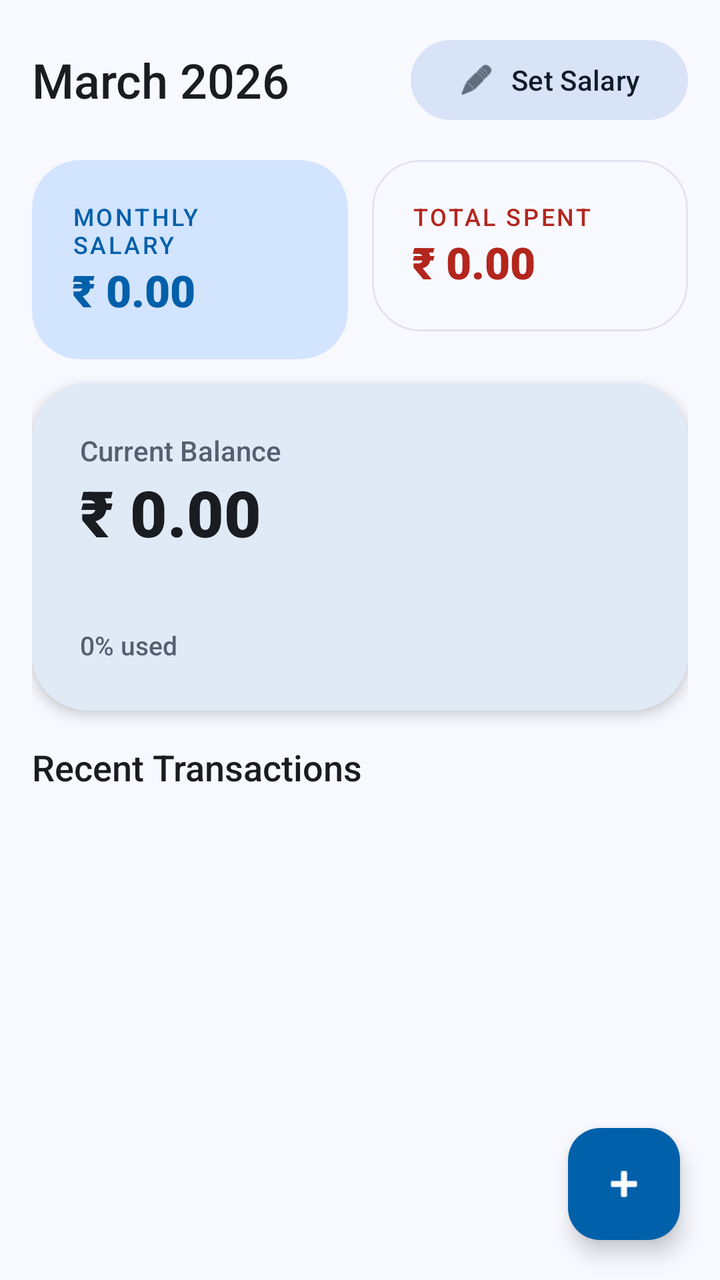
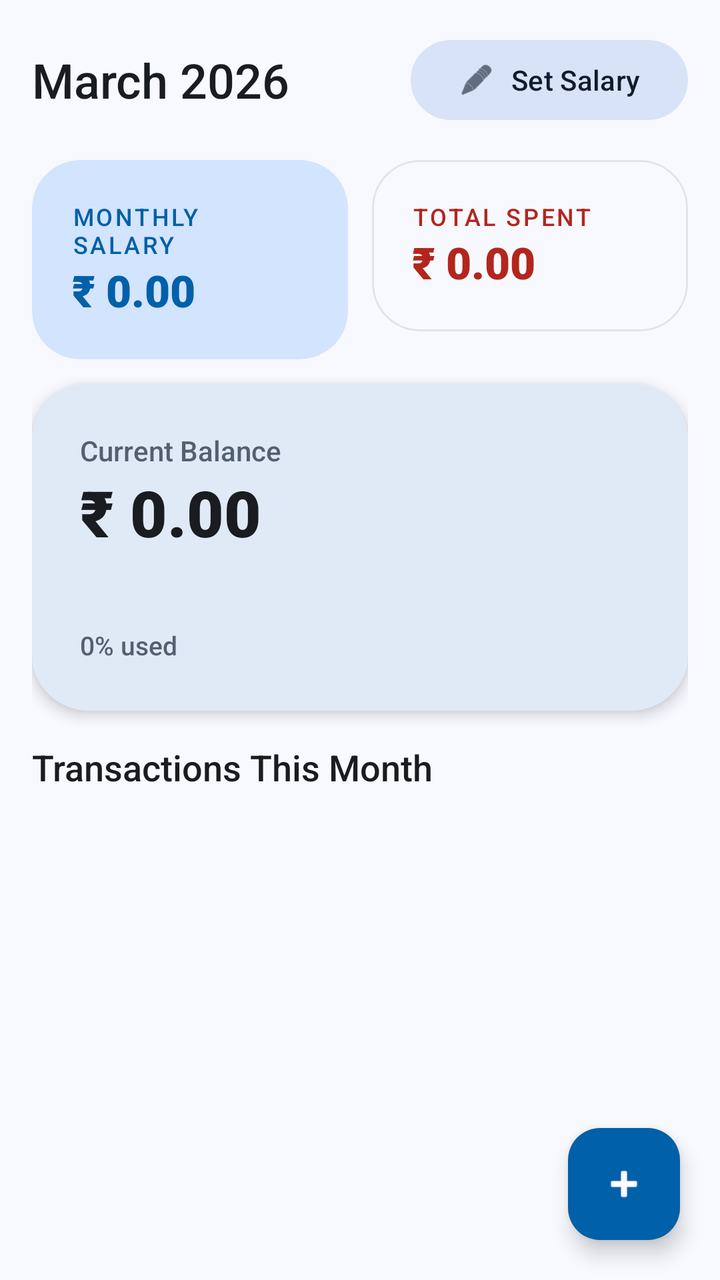

The first picture is an Android layout as it rendered before a commit; the second is the same layout after the commit. The layout source and the unified diff follow.
<!-- AndroidManifest.xml: application theme Theme.ExpenseManager -->
<!-- res/layout/fragment_dashboard.xml -->
<androidx.coordinatorlayout.widget.CoordinatorLayout xmlns:android="http://schemas.android.com/apk/res/android"
    xmlns:app="http://schemas.android.com/apk/res-auto"
    android:layout_width="match_parent"
    android:layout_height="match_parent"
    android:background="@color/colorBackground"
    android:fitsSystemWindows="true">

    <ScrollView
        android:layout_width="match_parent"
        android:layout_height="match_parent">

        <LinearLayout
            android:layout_width="match_parent"
            android:layout_height="wrap_content"
            android:orientation="vertical"
            android:padding="16dp">

            
            <LinearLayout
                android:layout_width="match_parent"
                android:layout_height="wrap_content"
                android:gravity="center_vertical"
                android:orientation="horizontal"
                android:layout_marginBottom="16dp">

                <TextView
                    android:id="@+id/tv_month_year"
                    android:layout_width="0dp"
                    android:layout_height="wrap_content"
                    android:layout_weight="1"
                    android:textSize="24sp"
                    android:fontFamily="sans-serif-medium"
                    android:textColor="@color/colorOnBackground"
                    android:text="March 2026" />

                <Button
                    android:id="@+id/btn_set_salary"
                    style="@style/Widget.Material3.Button.TonalButton"
                    android:layout_width="wrap_content"
                    android:layout_height="wrap_content"
                    android:text="Set Salary"
                    app:icon="@android:drawable/ic_menu_edit" />
            </LinearLayout>

            
            <LinearLayout
                android:layout_width="match_parent"
                android:layout_height="wrap_content"
                android:orientation="horizontal"
                android:weightSum="2"
                android:layout_marginBottom="12dp">

                <com.google.android.material.card.MaterialCardView
                    android:layout_width="0dp"
                    android:layout_height="wrap_content"
                    android:layout_weight="1"
                    android:layout_marginEnd="6dp"
                    app:cardElevation="0dp"
                    app:strokeWidth="0dp"
                    app:cardCornerRadius="24dp"
                    app:cardBackgroundColor="@color/colorPrimaryContainer">

                    <LinearLayout
                        android:layout_width="match_parent"
                        android:layout_height="wrap_content"
                        android:orientation="vertical"
                        android:padding="20dp">

                        <TextView
                            android:layout_width="wrap_content"
                            android:layout_height="wrap_content"
                            android:text="Monthly Salary"
                            android:textSize="12sp"
                            android:textAllCaps="true"
                            android:letterSpacing="0.1"
                            android:fontFamily="sans-serif-medium"
                            android:textColor="@color/colorPrimary" />

                        <TextView
                            android:id="@+id/tv_salary_amount"
                            android:layout_width="wrap_content"
                            android:layout_height="wrap_content"
                            android:text="₹ 0.00"
                            android:textSize="22sp"
                            android:fontFamily="sans-serif-black"
                            android:textColor="@color/colorPrimary" />
                    </LinearLayout>
                </com.google.android.material.card.MaterialCardView>

                <com.google.android.material.card.MaterialCardView
                    android:layout_width="0dp"
                    android:layout_height="wrap_content"
                    android:layout_weight="1"
                    android:layout_marginStart="6dp"
                    app:cardElevation="0dp"
                    app:strokeWidth="1dp"
                    app:strokeColor="@color/colorSurfaceVariant"
                    app:cardCornerRadius="24dp"
                    app:cardBackgroundColor="@color/colorSurface">

                    <LinearLayout
                        android:layout_width="match_parent"
                        android:layout_height="wrap_content"
                        android:orientation="vertical"
                        android:padding="20dp">

                        <TextView
                            android:layout_width="wrap_content"
                            android:layout_height="wrap_content"
                            android:text="Total Spent"
                            android:textSize="12sp"
                            android:textAllCaps="true"
                            android:letterSpacing="0.1"
                            android:fontFamily="sans-serif-medium"
                            android:textColor="@color/colorExpense" />

                        <TextView
                            android:id="@+id/tv_spent_amount"
                            android:layout_width="wrap_content"
                            android:layout_height="wrap_content"
                            android:text="₹ 0.00"
                            android:textSize="22sp"
                            android:fontFamily="sans-serif-black"
                            android:textColor="@color/colorExpense" />
                    </LinearLayout>
                </com.google.android.material.card.MaterialCardView>
            </LinearLayout>

            
            <com.google.android.material.card.MaterialCardView
                android:layout_width="match_parent"
                android:layout_height="wrap_content"
                android:layout_marginBottom="16dp"
                app:cardElevation="4dp"
                app:strokeWidth="0dp"
                app:cardCornerRadius="28dp"
                app:cardBackgroundColor="@color/colorSurface">

                <LinearLayout
                    android:layout_width="match_parent"
                    android:layout_height="wrap_content"
                    android:orientation="vertical"
                    android:padding="24dp">

                    <TextView
                        android:layout_width="wrap_content"
                        android:layout_height="wrap_content"
                        android:text="Current Balance"
                        android:textSize="14sp"
                        android:fontFamily="sans-serif-medium"
                        android:textColor="@color/colorSecondary" />

                    <TextView
                        android:id="@+id/tv_balance_amount"
                        android:layout_width="wrap_content"
                        android:layout_height="wrap_content"
                        android:text="₹ 0.00"
                        android:textSize="32sp"
                        android:fontFamily="sans-serif-black"
                        android:textColor="@color/colorOnSurface" />

                    <ProgressBar
                        android:id="@+id/progress_budget"
                        style="?android:attr/progressBarStyleHorizontal"
                        android:layout_width="match_parent"
                        android:layout_height="12dp"
                        android:layout_marginTop="16dp"
                        android:max="100"
                        android:progress="0"
                        android:progressTint="@color/colorPrimary"
                        android:progressBackgroundTint="@color/colorSurfaceVariant" />

                    <TextView
                        android:id="@+id/tv_budget_percent"
                        android:layout_width="wrap_content"
                        android:layout_height="wrap_content"
                        android:layout_marginTop="8dp"
                        android:text="0% used"
                        android:textSize="13sp"
                        android:fontFamily="sans-serif-medium"
                        android:textColor="@color/colorSecondary" />
                </LinearLayout>
            </com.google.android.material.card.MaterialCardView>


            
            <TextView
                android:layout_width="wrap_content"
                android:layout_height="wrap_content"
                android:text="Recent Transactions"
                android:textSize="18sp"
                android:fontFamily="sans-serif-medium"
                android:textColor="@color/colorOnBackground"
                android:layout_marginBottom="12dp" />

            <TextView
                android:id="@+id/tv_no_expenses"
                android:layout_width="wrap_content"
                android:layout_height="wrap_content"
                android:text="No transactions yet. Start tracking!"
                android:textColor="@color/colorOnSurfaceVariant"
                android:layout_gravity="center_horizontal"
                android:layout_marginTop="20dp"
                android:visibility="gone" />

            <androidx.recyclerview.widget.RecyclerView
                android:id="@+id/rv_recent_expenses"
                android:layout_width="match_parent"
                android:layout_height="wrap_content"
                android:nestedScrollingEnabled="false" />

            
            <View
                android:layout_width="match_parent"
                android:layout_height="80dp" />

        </LinearLayout>
    </ScrollView>

    <com.google.android.material.floatingactionbutton.FloatingActionButton
        android:id="@+id/fab_add_expense"
        android:layout_width="wrap_content"
        android:layout_height="wrap_content"
        android:layout_gravity="bottom|end"
        android:layout_margin="20dp"
        android:contentDescription="Add Expense"
        app:srcCompat="@android:drawable/ic_input_add"
        app:tint="@color/colorOnPrimary"
        app:backgroundTint="@color/colorPrimary" />

</androidx.coordinatorlayout.widget.CoordinatorLayout>
<!-- resources referenced by this layout -->
<resources>
  <color name="colorBackground">#F8F9FF</color>
  <color name="colorExpense">#B3261E</color>
  <color name="colorOnBackground">#191C20</color>
  <color name="colorOnPrimary">#FFFFFF</color>
  <color name="colorOnSurface">#191C20</color>
  <color name="colorOnSurfaceVariant">#44474E</color>
  <color name="colorPrimary">#0060A9</color>
  <color name="colorPrimaryContainer">#D3E4FF</color>
  <color name="colorSecondary">#545F71</color>
  <color name="colorSurface">#F8F9FF</color>
  <color name="colorSurfaceVariant">#E1E2EC</color>
  <style name="Theme.ExpenseManager" parent="Theme.Material3.DayNight.NoActionBar">
          
          <item name="colorPrimary">@color/colorPrimary</item>
          <item name="colorOnPrimary">@color/colorOnPrimary</item>
          <item name="colorPrimaryContainer">@color/colorPrimaryContainer</item>
          <item name="colorOnPrimaryContainer">@color/colorOnPrimaryContainer</item>
  
          <item name="colorSecondary">@color/colorSecondary</item>
          <item name="colorOnSecondary">@color/colorOnSecondary</item>
          <item name="colorSecondaryContainer">@color/colorSecondaryContainer</item>
          <item name="colorOnSecondaryContainer">@color/colorOnSecondaryContainer</item>
  
          <item name="colorTertiary">@color/colorTertiary</item>
          <item name="colorOnTertiary">@color/colorOnTertiary</item>
          <item name="colorTertiaryContainer">@color/colorTertiaryContainer</item>
  
          <item name="colorError">@color/colorError</item>
          <item name="colorOnError">@color/colorOnPrimary</item> 
  
          <item name="android:statusBarColor">@color/colorPrimary</item>
          <item name="android:navigationBarColor">@color/colorBackground</item>
          <item name="android:windowBackground">@color/colorBackground</item>
  
          
          <item name="android:colorBackground">@color/colorBackground</item>
          <item name="colorSurface">@color/colorSurface</item>
          <item name="colorOnSurface">@color/colorOnSurface</item>
          <item name="colorSurfaceVariant">@color/colorSurfaceVariant</item>
          <item name="colorOnSurfaceVariant">@color/colorOnSurfaceVariant</item>
          <item name="colorOutline">@color/colorOutline</item>
      </style>
  <color name="colorOnPrimaryContainer">#001C38</color>
  <color name="colorOnSecondary">#FFFFFF</color>
  <color name="colorSecondaryContainer">#D8E3F8</color>
  <color name="colorOnSecondaryContainer">#111C2B</color>
  <color name="colorTertiary">#6D5976</color>
  <color name="colorOnTertiary">#FFFFFF</color>
  <color name="colorTertiaryContainer">#F6D9F9</color>
  <color name="colorError">#BA1A1A</color>
  <color name="colorOutline">#74777F</color>
</resources>

<!-- the commit's change to res/layout/fragment_dashboard.xml (unified diff, before → after) -->
@@ -187,7 +187,7 @@
             <TextView
                 android:layout_width="wrap_content"
                 android:layout_height="wrap_content"
-                android:text="Recent Transactions"
+                android:text="@string/recent_transactions"
                 android:textSize="18sp"
                 android:fontFamily="sans-serif-medium"
                 android:textColor="@color/colorOnBackground"
<!-- resource entries referenced after the edit -->
@@ -11,6 +11,7 @@
   <color name="colorSecondary">#545F71</color>
   <color name="colorSurface">#F8F9FF</color>
   <color name="colorSurfaceVariant">#E1E2EC</color>
+  <string name="recent_transactions">Transactions This Month</string>
   <style name="Theme.ExpenseManager" parent="Theme.Material3.DayNight.NoActionBar">
           
           <item name="colorPrimary">@color/colorPrimary</item>
